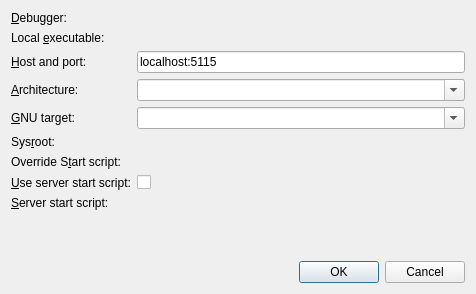
qt-creator/qt-creator, file src/plugins/debugger/startremotedialog.ui: the form before one commit.
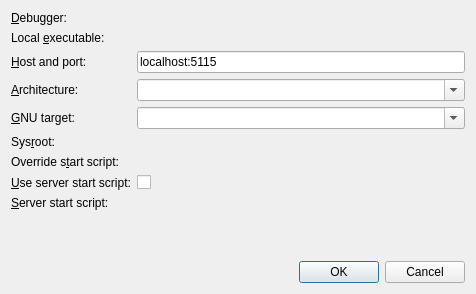
The form after the commit. Custom widgets are drawn as their Qt base class.

```diff
--- a/src/plugins/debugger/startremotedialog.ui
+++ b/src/plugins/debugger/startremotedialog.ui
@@ -109,7 +109,7 @@
      <item row="6" column="0">
       <widget class="QLabel" name="overrideStartScriptLabel">
        <property name="text">
-        <string>Override S&amp;tart script:</string>
+        <string>Override s&amp;tart script:</string>
        </property>
        <property name="buddy">
         <cstring>overrideStartScriptPathChooser</cstring>
```
